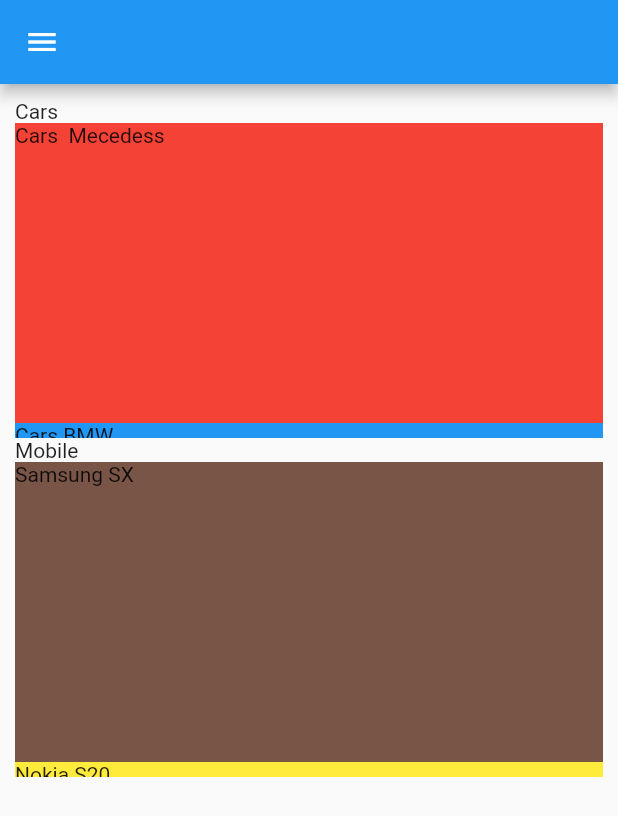
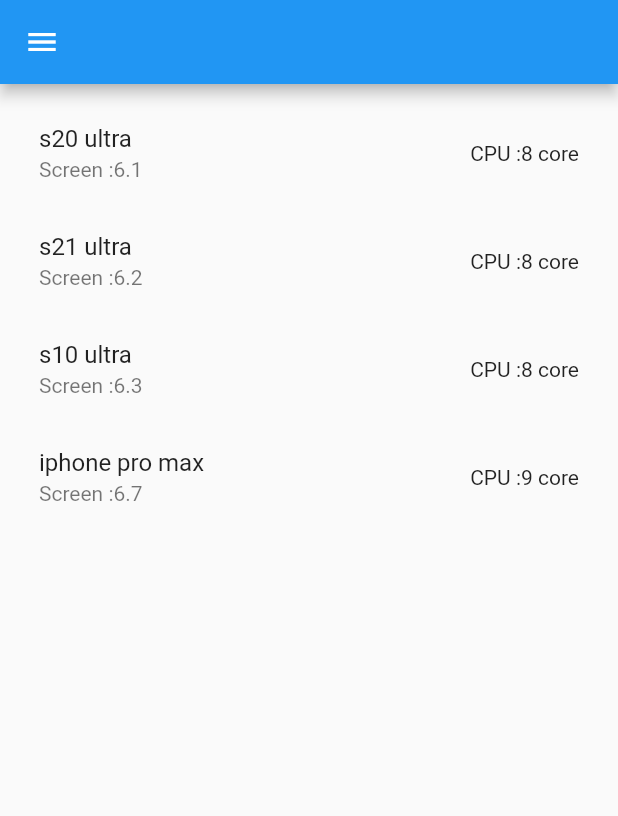
Before and after one commit to fredj789/PageView, a Flutter app: the screen it shows after launch, on a phone screen of 412 x 824 dp. Shown: the top 816 px of the screen. Run offline on Flutter 3.47's test engine with Material 2 defaults, Android fonts, the phone set to English and light mode, and no system bars.

Commit message:
Propgramming  Code ListViewBuilder

```diff
--- a/lib/tuto.dart
+++ b/lib/tuto.dart
@@ -8,57 +8,43 @@ class MyTest extends StatefulWidget {
 }
 
 class _MyTestState extends State<MyTest> {
+  List mobile = [
+    {
+      "name": "s20 ultra",
+      "screen": "6.1",
+      "cpu": "8 core",
+    },
+    {
+      "name": "s21 ultra",
+      "screen": "6.2",
+      "cpu": "8 core",
+    },
+    {
+      "name": "s10 ultra",
+      "screen": "6.3",
+      "cpu": "8 core",
+    },
+    {
+      "name": "iphone pro max",
+      "screen": "6.7",
+      "cpu": "9 core",
+    },
+  ];
   @override
   Widget build(BuildContext context) {
     return Scaffold(
         appBar: AppBar(),
         drawer: Drawer(),
-        body: Container(
-            child: ListView(
-          scrollDirection: Axis.vertical, // pour activer le scroll
-          padding: EdgeInsets.all(10), // Espace dans le quatre cot
-          physics: BouncingScrollPhysics(), // faire le bombage
-          children: [
-            Text("Cars"),
-            Container(
-              height: 210,
-              child: ListView(
-                // physics: NeverScrollableScrollPhysics(), desable Scroll
-                // shrinkWrap: true,
-                children: [
-                  Container(
-                    child: Text("Cars  Mecedess"),
-                    color: Colors.red,
-                    height: 200,
-                  ),
-                  Container(
-                    child: Text("Cars BMW "),
-                    color: Colors.blue,
-                    height: 200,
-                  ),
-                ],
-              ),
-            ),
-            Text("Mobile"),
-            Container(
-              height: 210,
-              child: ListView(
-                children: [
-                  Container(
-                    child: Text("Samsung SX "),
-                    color: Colors.brown,
-                    height: 200, // OBLIGATION SANS HAUTEUR NE MARCHE PAS
-                  ),
-                  Container(
-                    child: Text("Nokia S20"),
-                    color: Colors.yellow,
-                    height: 200,
-                  )
-                ],
-              ),
-            )
-          ],
-        )));
+        body: ListView.builder(
+            padding: EdgeInsets.all(10),
+            itemCount: mobile.length, // Ici on va savoir les nombre d 'article
+            itemBuilder: (context, i) {
+              return ListTile(
+                title: Text("${mobile[i]['name']}"),
+                subtitle: Text("Screen :${mobile[i]['screen']}"),
+                trailing: Text("CPU :${mobile[i]['cpu']}"),
+              );
+            }));
   }
 }
 //scrollDirection: Axis.vertical,
```
